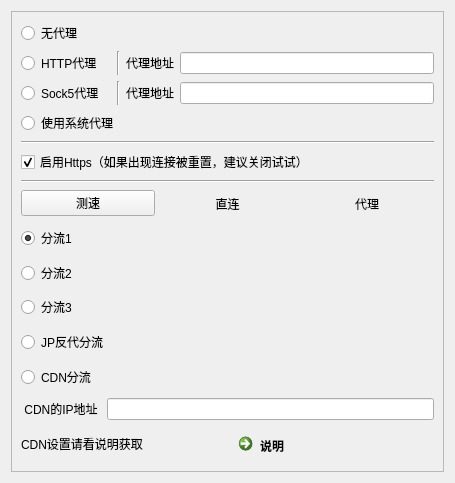
Before: the Qt Designer form ui/component/ui_login_proxy_widget.ui in tonquer/picacg-qt, drawn with Qt 5.
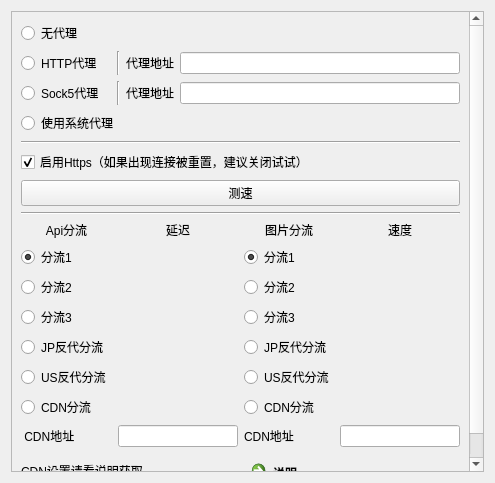
After: the same form once the commit is applied. Custom widgets are drawn as their Qt base class.

```diff
--- a/ui/component/ui_login_proxy_widget.ui
+++ b/ui/component/ui_login_proxy_widget.ui
@@ -6,7 +6,7 @@
    <rect>
     <x>0</x>
     <y>0</y>
-    <width>455</width>
+    <width>495</width>
     <height>483</height>
    </rect>
   </property>
@@ -33,7 +33,7 @@
        <rect>
         <x>0</x>
         <y>0</y>
-        <width>435</width>
+        <width>475</width>
         <height>463</height>
        </rect>
       </property>
@@ -178,6 +178,13 @@
          </item>
         </layout>
        </item>
+       <item>
+        <widget class="QPushButton" name="testSpeedButton">
+         <property name="text">
+          <string>测速</string>
+         </property>
+        </widget>
+       </item>
        <item>
         <widget class="Line" name="line_4">
          <property name="orientation">
@@ -186,76 +193,25 @@
         </widget>
        </item>
        <item>
-        <layout class="QHBoxLayout" name="horizontalLayout_2">
-         <item>
-          <widget class="QPushButton" name="testSpeedButton">
+        <layout class="QGridLayout" name="gridLayout_2">
+         <item row="3" column="1">
+          <widget class="QLabel" name="label_api_2">
            <property name="text">
-            <string>测速</string>
+            <string/>
            </property>
           </widget>
          </item>
-         <item>
+         <item row="1" column="0">
           <widget class="QLabel" name="label_2">
            <property name="text">
-            <string>直连</string>
+            <string>Api分流</string>
            </property>
            <property name="alignment">
             <set>Qt::AlignCenter</set>
            </property>
           </widget>
          </item>
-         <item>
-          <widget class="QLabel" name="label_4">
-           <property name="text">
-            <string>代理</string>
-           </property>
-           <property name="alignment">
-            <set>Qt::AlignCenter</set>
-           </property>
-          </widget>
-         </item>
-        </layout>
-       </item>
-       <item>
-        <layout class="QHBoxLayout" name="horizontalLayout_5">
-         <item>
-          <widget class="QRadioButton" name="radioButton_1">
-           <property name="text">
-            <string>分流1</string>
-           </property>
-           <property name="checked">
-            <bool>true</bool>
-           </property>
-           <attribute name="buttonGroup">
-            <string notr="true">buttonGroup</string>
-           </attribute>
-          </widget>
-         </item>
-         <item>
-          <widget class="QLabel" name="label1">
-           <property name="text">
-            <string/>
-           </property>
-           <property name="alignment">
-            <set>Qt::AlignCenter</set>
-           </property>
-          </widget>
-         </item>
-         <item>
-          <widget class="QLabel" name="label2">
-           <property name="text">
-            <string/>
-           </property>
-           <property name="alignment">
-            <set>Qt::AlignCenter</set>
-           </property>
-          </widget>
-         </item>
-        </layout>
-       </item>
-       <item>
-        <layout class="QHBoxLayout" name="horizontalLayout_4">
-         <item>
+         <item row="3" column="0">
           <widget class="QRadioButton" name="radioButton_2">
            <property name="text">
             <string>分流2</string>
@@ -265,65 +221,24 @@
            </attribute>
           </widget>
          </item>
-         <item>
-          <widget class="QLabel" name="label3">
-           <property name="text">
-            <string/>
+         <item row="8" column="1">
+          <widget class="QLineEdit" name="cdn_api_ip">
+           <property name="maximumSize">
+            <size>
+             <width>120</width>
+             <height>16777215</height>
+            </size>
            </property>
-           <property name="alignment">
-            <set>Qt::AlignCenter</set>
-           </property>
           </widget>
          </item>
-         <item>
-          <widget class="QLabel" name="label4">
+         <item row="2" column="1">
+          <widget class="QLabel" name="label_api_1">
            <property name="text">
             <string/>
            </property>
-           <property name="alignment">
-            <set>Qt::AlignCenter</set>
-           </property>
           </widget>
          </item>
-        </layout>
-       </item>
-       <item>
-        <layout class="QHBoxLayout" name="horizontalLayout_3">
-         <item>
-          <widget class="QRadioButton" name="radioButton_3">
-           <property name="text">
-            <string>分流3</string>
-           </property>
-           <attribute name="buttonGroup">
-            <string notr="true">buttonGroup</string>
-           </attribute>
-          </widget>
-         </item>
-         <item>
-          <widget class="QLabel" name="label5">
-           <property name="text">
-            <string/>
-           </property>
-           <property name="alignment">
-            <set>Qt::AlignCenter</set>
-           </property>
-          </widget>
-         </item>
-         <item>
-          <widget class="QLabel" name="label6">
-           <property name="text">
-            <string/>
-           </property>
-           <property name="alignment">
-            <set>Qt::AlignCenter</set>
-           </property>
-          </widget>
-         </item>
-        </layout>
-       </item>
-       <item>
-        <layout class="QHBoxLayout" name="horizontalLayout_13">
-         <item>
+         <item row="5" column="0">
           <widget class="QRadioButton" name="radioButton_5">
            <property name="toolTip">
             <string>所以分流不可使用时，自动解锁</string>
@@ -336,31 +251,125 @@
            </attribute>
           </widget>
          </item>
-         <item>
-          <widget class="QLabel" name="label9">
+         <item row="4" column="1">
+          <widget class="QLabel" name="label_api_3">
            <property name="text">
             <string/>
            </property>
-           <property name="alignment">
-            <set>Qt::AlignCenter</set>
+          </widget>
+         </item>
+         <item row="2" column="0">
+          <widget class="QRadioButton" name="radioButton_1">
+           <property name="text">
+            <string>分流1</string>
            </property>
+           <property name="checked">
+            <bool>true</bool>
+           </property>
+           <attribute name="buttonGroup">
+            <string notr="true">radioApiGroup</string>
+           </attribute>
           </widget>
          </item>
-         <item>
-          <widget class="QLabel" name="label10">
+         <item row="5" column="1">
+          <widget class="QLabel" name="label_api_5">
            <property name="text">
             <string/>
            </property>
-           <property name="alignment">
-            <set>Qt::AlignCenter</set>
+          </widget>
+         </item>
+         <item row="8" column="3">
+          <widget class="QLineEdit" name="cdn_img_ip">
+           <property name="maximumSize">
+            <size>
+             <width>120</width>
+             <height>16777215</height>
+            </size>
            </property>
           </widget>
          </item>
-        </layout>
-       </item>
-       <item>
-        <layout class="QHBoxLayout" name="horizontalLayout_7">
-         <item>
+         <item row="7" column="1">
+          <widget class="QLabel" name="label_api_4">
+           <property name="text">
+            <string/>
+           </property>
+          </widget>
+         </item>
+         <item row="4" column="3">
+          <widget class="QLabel" name="label_img_3">
+           <property name="text">
+            <string/>
+           </property>
+          </widget>
+         </item>
+         <item row="5" column="3">
+          <widget class="QLabel" name="label_img_5">
+           <property name="text">
+            <string/>
+           </property>
+          </widget>
+         </item>
+         <item row="8" column="2">
+          <widget class="QLabel" name="label_8">
+           <property name="text">
+            <string>CDN地址</string>
+           </property>
+          </widget>
+         </item>
+         <item row="2" column="2">
+          <widget class="QRadioButton" name="radio_img_1">
+           <property name="text">
+            <string>分流1</string>
+           </property>
+           <property name="checked">
+            <bool>true</bool>
+           </property>
+           <attribute name="buttonGroup">
+            <string notr="true">radioImgGroup</string>
+           </attribute>
+          </widget>
+         </item>
+         <item row="3" column="2">
+          <widget class="QRadioButton" name="radio_img_2">
+           <property name="text">
+            <string>分流2</string>
+           </property>
+           <attribute name="buttonGroup">
+            <string notr="true">radioImgGroup</string>
+           </attribute>
+          </widget>
+         </item>
+         <item row="7" column="3">
+          <widget class="QLabel" name="label_img_4">
+           <property name="text">
+            <string/>
+           </property>
+          </widget>
+         </item>
+         <item row="7" column="2">
+          <widget class="QRadioButton" name="radio_img_4">
+           <property name="text">
+            <string>CDN分流</string>
+           </property>
+           <attribute name="buttonGroup">
+            <string notr="true">radioImgGroup</string>
+           </attribute>
+          </widget>
+         </item>
+         <item row="5" column="2">
+          <widget class="QRadioButton" name="radio_img_5">
+           <property name="toolTip">
+            <string>所以分流不可使用时，自动解锁</string>
+           </property>
+           <property name="text">
+            <string>JP反代分流</string>
+           </property>
+           <attribute name="buttonGroup">
+            <string notr="true">radioImgGroup</string>
+           </attribute>
+          </widget>
+         </item>
+         <item row="7" column="0">
           <widget class="QRadioButton" name="radioButton_4">
            <property name="text">
             <string>CDN分流</string>
@@ -370,42 +379,113 @@
            </attribute>
           </widget>
          </item>
-         <item>
-          <widget class="QLabel" name="label7">
+         <item row="4" column="0">
+          <widget class="QRadioButton" name="radioButton_3">
            <property name="text">
-            <string/>
+            <string>分流3</string>
            </property>
-           <property name="alignment">
-            <set>Qt::AlignCenter</set>
-           </property>
+           <attribute name="buttonGroup">
+            <string notr="true">radioApiGroup</string>
+           </attribute>
           </widget>
          </item>
-         <item>
-          <widget class="QLabel" name="label8">
+         <item row="4" column="2">
+          <widget class="QRadioButton" name="radio_img_3">
            <property name="text">
-            <string/>
+            <string>分流3</string>
            </property>
-           <property name="alignment">
-            <set>Qt::AlignCenter</set>
-           </property>
+           <attribute name="buttonGroup">
+            <string notr="true">radioImgGroup</string>
+           </attribute>
           </widget>
          </item>
-        </layout>
-       </item>
-       <item>
-        <layout class="QHBoxLayout" name="horizontalLayout_6">
-         <item>
+         <item row="8" column="0">
           <widget class="QLabel" name="label_11">
            <property name="text">
-            <string> CDN的IP地址 </string>
+            <string> CDN地址 </string>
            </property>
            <property name="alignment">
+            <set>Qt::AlignLeading|Qt::AlignLeft|Qt::AlignVCenter</set>
+           </property>
+          </widget>
+         </item>
+         <item row="1" column="1">
+          <widget class="QLabel" name="label_6">
+           <property name="text">
+            <string>延迟</string>
+           </property>
+           <property name="alignment">
             <set>Qt::AlignCenter</set>
            </property>
           </widget>
          </item>
-         <item>
-          <widget class="QLineEdit" name="cdnIp"/>
+         <item row="3" column="3">
+          <widget class="QLabel" name="label_img_2">
+           <property name="text">
+            <string/>
+           </property>
+          </widget>
+         </item>
+         <item row="1" column="2">
+          <widget class="QLabel" name="label_7">
+           <property name="text">
+            <string>图片分流</string>
+           </property>
+           <property name="alignment">
+            <set>Qt::AlignCenter</set>
+           </property>
+          </widget>
+         </item>
+         <item row="1" column="3">
+          <widget class="QLabel" name="label_4">
+           <property name="text">
+            <string>速度</string>
+           </property>
+           <property name="alignment">
+            <set>Qt::AlignCenter</set>
+           </property>
+          </widget>
+         </item>
+         <item row="2" column="3">
+          <widget class="QLabel" name="label_img_1">
+           <property name="text">
+            <string/>
+           </property>
+          </widget>
+         </item>
+         <item row="6" column="0">
+          <widget class="QRadioButton" name="radioButton_6">
+           <property name="text">
+            <string>US反代分流</string>
+           </property>
+           <attribute name="buttonGroup">
+            <string notr="true">radioApiGroup</string>
+           </attribute>
+          </widget>
+         </item>
+         <item row="6" column="2">
+          <widget class="QRadioButton" name="radio_img_6">
+           <property name="text">
+            <string>US反代分流</string>
+           </property>
+           <attribute name="buttonGroup">
+            <string notr="true">radioImgGroup</string>
+           </attribute>
+          </widget>
+         </item>
+         <item row="6" column="1">
+          <widget class="QLabel" name="label_api_6">
+           <property name="text">
+            <string/>
+           </property>
+          </widget>
+         </item>
+         <item row="6" column="3">
+          <widget class="QLabel" name="label_img_6">
+           <property name="text">
+            <string/>
+           </property>
+          </widget>
          </item>
         </layout>
        </item>
```
Left out of the diff: 19 changed lines with no effect on the pictures.
